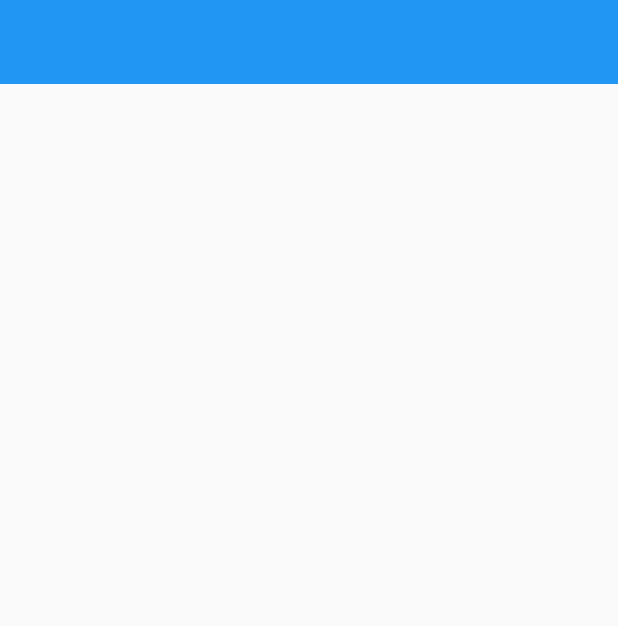
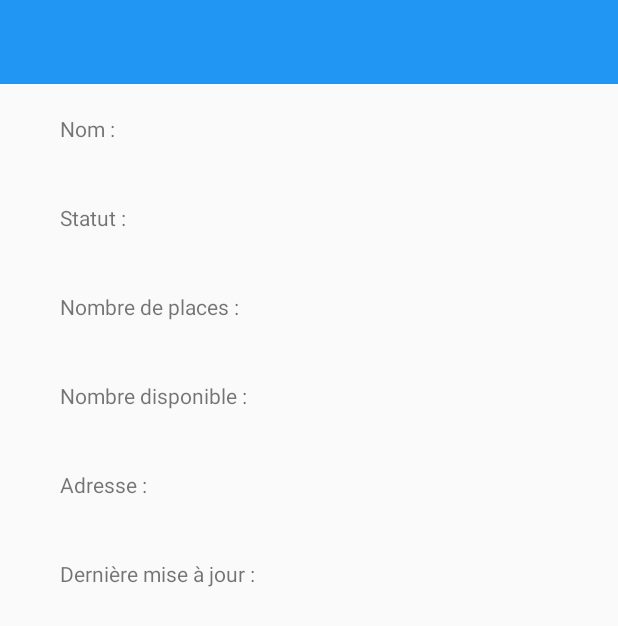
Before and after one commit to Alezco/FindVelib, an Android app: the layout velib_details.xml on its own in the app's theme, with its tools: preview values and no code run, on a phone screen of 412 x 824 dp. Shown: the top 626 px of the screen. Run offline under Robolectric (Android 15) with nearby library versions, the phone set to English and light mode, and no system bars.

Commit message:
update details station view

```diff
--- a/app/src/main/java/com/example/benjamin/findvelib/dbo/Field.java
+++ b/app/src/main/java/com/example/benjamin/findvelib/dbo/Field.java
@@ -3,13 +3,13 @@ package com.example.benjamin.findvelib.dbo;
 public class Field {
     public String status;
     public String name;
-    public int bike_stands;
+    public String bike_stands;
     public String last_update;
     public String available_bike_stands;
     public String address;
     public float[] position;
 
-    public Field(String status, String name, int bike_stands, String last_update, String available_bike_stands, String address, float[] position) {
+    public Field(String status, String name, String bike_stands, String last_update, String available_bike_stands, String address, float[] position) {
         this.status = status;
         this.name = name;
         this.bike_stands = bike_stands;
--- a/app/src/main/res/layout/velib_details.xml
+++ b/app/src/main/res/layout/velib_details.xml
@@ -12,6 +12,7 @@
 
     <TextView
         android:id="@+id/station_name"
+        android:text="@string/name"
         android:layout_width="wrap_content"
         android:layout_height="wrap_content"
         android:layout_gravity="center_vertical"
@@ -22,6 +23,7 @@
 
     <TextView
         android:id="@+id/station_status"
+        android:text="@string/status"
         android:layout_width="wrap_content"
         android:layout_height="wrap_content"
         android:layout_gravity="center_vertical"
@@ -32,6 +34,7 @@
 
     <TextView
         android:id="@+id/station_bike_stands"
+        android:text="@string/bikes"
         android:layout_width="wrap_content"
         android:layout_height="wrap_content"
         android:layout_gravity="center_vertical"
@@ -42,6 +45,7 @@
 
     <TextView
         android:id="@+id/station_available_bike_stands"
+        android:text="@string/available"
         android:layout_width="wrap_content"
         android:layout_height="wrap_content"
         android:layout_gravity="center_vertical"
@@ -52,6 +56,7 @@
 
     <TextView
         android:id="@+id/station_address"
+        android:text="@string/address"
         android:layout_width="wrap_content"
         android:layout_height="wrap_content"
         android:layout_gravity="center_vertical"
@@ -62,6 +67,7 @@
 
     <TextView
         android:id="@+id/station_maj_date"
+        android:text="@string/maj"
         android:layout_width="wrap_content"
         android:layout_height="wrap_content"
         android:layout_gravity="center_vertical"
--- a/app/src/main/res/values/strings.xml
+++ b/app/src/main/res/values/strings.xml
@@ -3,4 +3,11 @@
 
     <string name="about">About</string>
     <string name="contributors">FindVelib by Benjamin Morali and Guillaume Normand</string>
+
+    <string name="name">Nom : </string>
+    <string name="address">Adresse : </string>
+    <string name="status">Statut : </string>
+    <string name="bikes">Nombre de places : </string>
+    <string name="available">Nombre disponible : </string>
+    <string name="maj">Dernière mise à jour : </string>
 </resources>
```
Also changed, not shown: app/src/main/java/com/example/benjamin/findvelib/DetailsActivity.java (+13 -6 lines).
